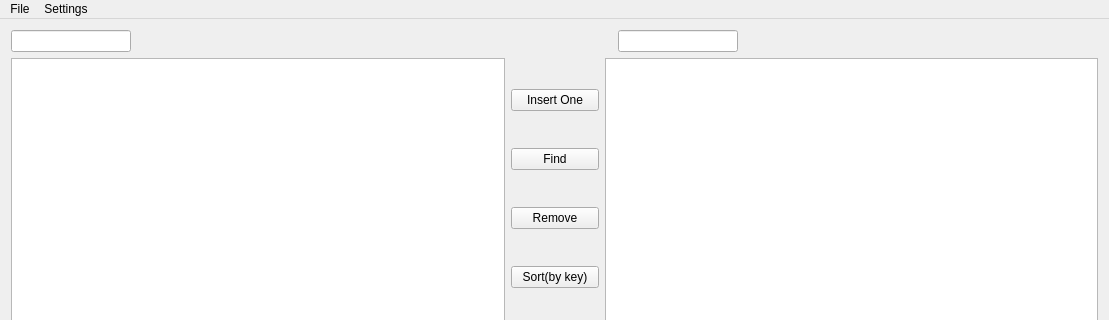
Old version of the form mainwindow.ui in the repository StasDzundza/Data-Structures-Visualizator; both pictures show x 0 to 1109 and y 0 to 320 of the 1109 by 619 pixel window.
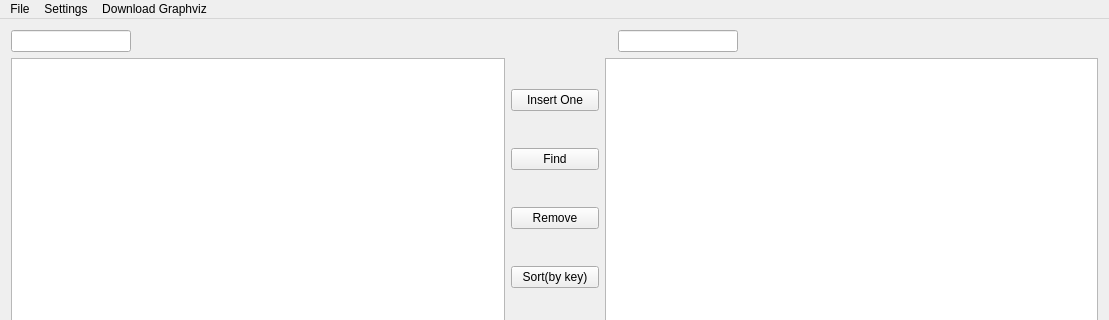
New version of the form.

Commit message: added opportunity to download graphviz

Patch:
```diff
--- a/mainwindow.ui
+++ b/mainwindow.ui
@@ -264,8 +264,15 @@
     </property>
     <addaction name="actionSet_path_to_graphviz"/>
    </widget>
+   <widget class="QMenu" name="menuDownload_Graphviz">
+    <property name="title">
+     <string>Download Graphviz</string>
+    </property>
+    <addaction name="actionDownload"/>
+   </widget>
    <addaction name="menuFile"/>
    <addaction name="menuSettings"/>
+   <addaction name="menuDownload_Graphviz"/>
   </widget>
   <widget class="QStatusBar" name="statusBar"/>
   <action name="actionStlList_2">
```
Left out of the diff: 5 changed lines with no effect on the pictures. The commit also changes 3 other files.
